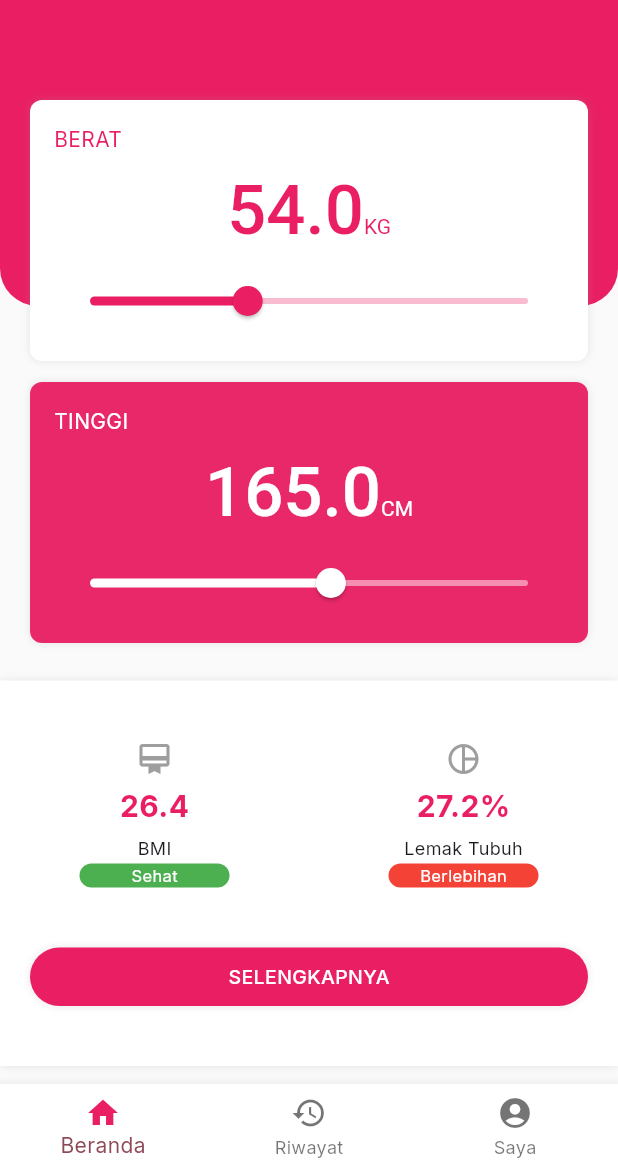
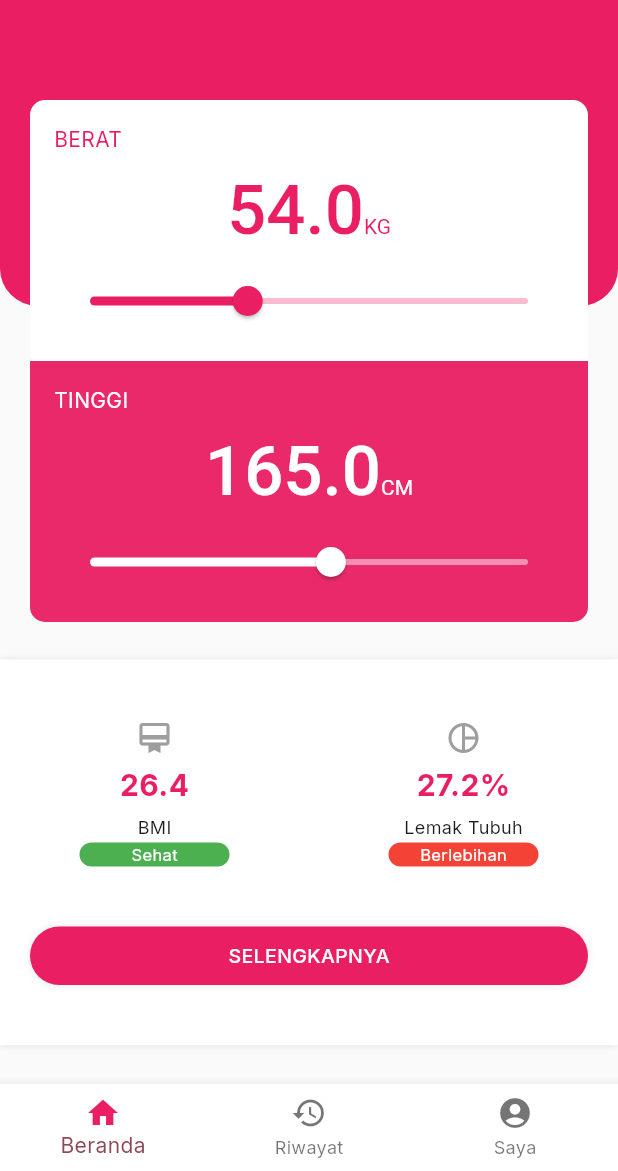
Before and after one commit to izzaalfiansyah/vitalmetrics, a Flutter app: the screen it shows after launch, on a phone screen of 412 x 824 dp, the part 65-1236 px from its top. Run offline on Flutter 3.47's test engine with Material 3 defaults, Android fonts, the phone set to English and light mode, and no system bars; our stand-ins replace fl_chart, google_fonts.

Commit message:
update ui beranda screen

```diff
--- a/lib/pages/index.dart
+++ b/lib/pages/index.dart
@@ -70,8 +70,14 @@ class _IndexScreenState extends State<IndexScreen> {
               padding: EdgeInsets.only(top: 90),
               child: Column(
                 children: [
-                  Container(
-                    padding: EdgeInsets.all(20),
+                  Padding(
+                    padding: const EdgeInsets.all(20),
+                    child: ClipRRect(
+                      borderRadius: BorderRadius.circular(10),
+                      child: Container(
+                        decoration: BoxDecoration(
+                          borderRadius: BorderRadius.circular(100),
+                        ),
                         child: Column(
                           children: [
                             Container(
@@ -79,8 +85,6 @@ class _IndexScreenState extends State<IndexScreen> {
                               width: double.infinity,
                               decoration: BoxDecoration(
                                 color: Colors.white,
-                            borderRadius: BorderRadius.circular(8),
-                            boxShadow: shadowBase,
                               ),
                               child: Column(
                                 crossAxisAlignment: CrossAxisAlignment.start,
@@ -120,14 +124,11 @@ class _IndexScreenState extends State<IndexScreen> {
                                 ],
                               ),
                             ),
-                        SizedBox(height: 14),
                             Container(
                               padding: EdgeInsets.all(16),
                               width: double.infinity,
                               decoration: BoxDecoration(
                                 color: cPrimary.withOpacity(.95),
-                            borderRadius: BorderRadius.circular(8),
-                            boxShadow: shadowBase,
                               ),
                               child: Column(
                                 crossAxisAlignment: CrossAxisAlignment.start,
@@ -170,6 +171,8 @@ class _IndexScreenState extends State<IndexScreen> {
                               ),
                             ),
                           ],
+                        ),
+                      ),
                     ),
                   ),
                   SizedBox(height: 5),
```
Lines whose indentation alone changed are shown as unchanged.
